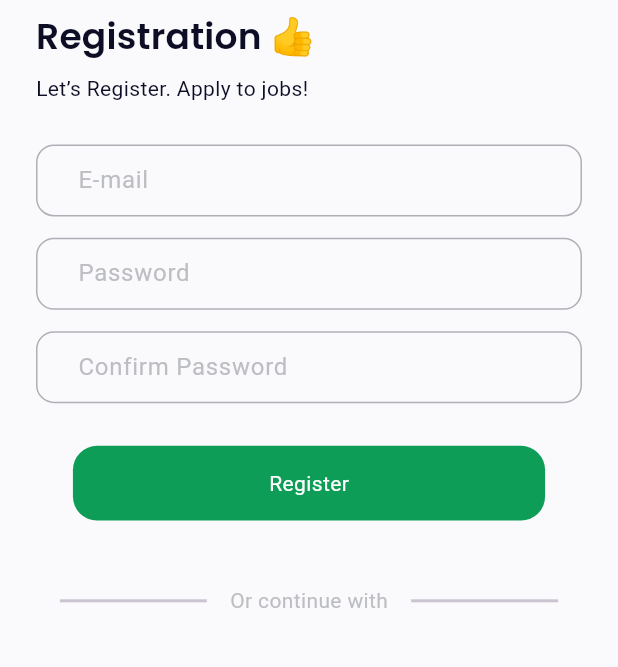
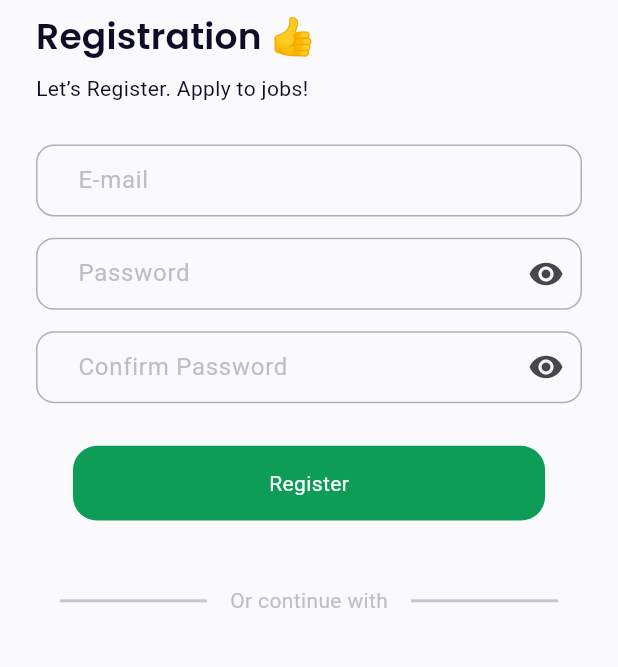
Before and after one commit to bek-n/OneWork, a Flutter app: the screen it shows after launch, on a phone screen of 412 x 824 dp, the part 69-736 px from its top. Run offline on Flutter 3.47's test engine with Material 2 defaults, Android fonts, the phone set to English and light mode, and no system bars; our stand-ins replace dio, flutter_screenutil, google_fonts, icons_plus, loading_animation_widget, shared_preferences and 1 more; missing offline and left inert: flutter_overboard.

Commit message:
modified customTexform field

```diff
--- a/lib/controller/auth_controller.dart
+++ b/lib/controller/auth_controller.dart
@@ -6,6 +6,7 @@ import '../view/domen/service/local_store.dart';
 class AuthController extends ChangeNotifier {
   String? wrongPassword;
   bool isLoading = false;
+  bool isVisibility = true;
 
   signUp({
     required String email,
@@ -44,4 +45,9 @@ class AuthController extends ChangeNotifier {
       onSuccess();
     }
   }
+
+  onChange() {
+    isVisibility = !isVisibility;
+    notifyListeners();
+  }
 }
--- a/lib/view/domen/components/custom_textfromfiled.dart
+++ b/lib/view/domen/components/custom_textfromfiled.dart
@@ -1,16 +1,18 @@
 import 'package:flutter/material.dart';
+import 'package:one_work/controller/auth_controller.dart';
+import 'package:one_work/view/style/style.dart';
+import 'package:provider/provider.dart';
 
 class CustomTextFrom extends StatelessWidget {
   final String hintext;
   final Widget? suffixicon;
   final Icon? perfixicon;
-   final TextEditingController? controller;
-
+  final TextEditingController? controller;
   final TextInputType keyboardType;
-
   final String? label;
-
   final ValueChanged<String>? onChange;
+  final String? obscuringCharacter;
+   final bool isObscure;
 
   const CustomTextFrom(
       {Key? key,
@@ -19,29 +21,41 @@ class CustomTextFrom extends StatelessWidget {
       this.suffixicon,
       this.label,
       this.onChange,
-      this.perfixicon,  this.controller})
+      this.perfixicon,
+      this.controller, this.obscuringCharacter, required this.isObscure})
       : super(key: key);
 
   @override
   Widget build(BuildContext context) {
     return TextFormField(
-
       validator: (value) {
         return '';
       },
       keyboardType: keyboardType,
+      obscureText:
+          isObscure ? (context.watch<AuthController>().isVisibility) : false,
       controller: controller,
       decoration: InputDecoration(
+         suffixIcon: suffixicon ??
+              (isObscure
+                  ? IconButton(
+                      onPressed: () {
+                        context.read<AuthController>().onChange();
+                      },
+                      icon: context.watch<AuthController>().isVisibility
+                          ? const Icon(Icons.visibility)
+                          : const Icon(Icons.visibility_off),
+                    )
+                  : const SizedBox.shrink()),
+        prefix: perfixicon,
+        suffix: suffixicon,
         label: Text('$label'),
         labelStyle: const TextStyle(color: Color(0xffBDBEC2)),
         hintText: hintext,
         contentPadding:
             const EdgeInsets.only(left: 24, right: 80, top: 12, bottom: 12),
         errorBorder: const OutlineInputBorder(
-          borderSide: BorderSide(color: Colors.white, width: 0.0),
-        ),
-        focusedErrorBorder: const OutlineInputBorder(
-          borderSide: BorderSide(color: Colors.blue, width: 0.0),
+          borderSide: BorderSide(color: Colors.red, width: 0.0),
         ),
         border: const OutlineInputBorder(
             borderSide: BorderSide(color: Color(0xffAFB0B6)),
@@ -50,7 +64,7 @@ class CustomTextFrom extends StatelessWidget {
             borderSide: BorderSide(color: Color(0xffAFB0B6)),
             borderRadius: BorderRadius.all(Radius.circular(12))),
         focusedBorder: const OutlineInputBorder(
-            borderSide: BorderSide(color: Color(0xffAFB0B6)),
+            borderSide: BorderSide(color: Style.primaryColor),
             borderRadius: BorderRadius.all(Radius.circular(12))),
       ),
     );
--- a/lib/view/pages/auth/Register_1.dart
+++ b/lib/view/pages/auth/Register_1.dart
@@ -65,18 +65,21 @@ class _RegisterPageState extends State<RegisterPage> {
                   controller: email,
                   hintext: '',
                   label: 'E-mail',
+                  isObscure: false,
                 ),
                 16.verticalSpace,
                 CustomTextFrom(
                   controller: password,
                   hintext: '',
                   label: 'Password',
+                  isObscure: true,
                 ),
                 16.verticalSpace,
                 CustomTextFrom(
                   controller: confirmPassword,
                   hintext: '',
                   label: 'Confirm Password',
+                  isObscure: true,
                 ),
                 context.watch<AuthController>().wrongPassword != null
                     ? Text(context.watch<AuthController>().wrongPassword ?? "")
@@ -96,8 +99,7 @@ class _RegisterPageState extends State<RegisterPage> {
                                       )));
                             });
                       },
-                    child: const AuthButton(text:  'Register')
-                  ),
+                      child: const AuthButton(text: 'Register')),
                 ),
                 32.verticalSpace,
                 Row(
--- a/lib/view/pages/auth/forget_password.dart
+++ b/lib/view/pages/auth/forget_password.dart
@@ -58,7 +58,7 @@ class _ForgetPasswordState extends State<ForgetPassword> {
               ),
               child: CustomTextFrom(
                 hintext: '',
-                label: 'E-mail',
+                label: 'E-mail', isObscure: false,
               ),
             ),
             const Spacer(),
--- a/lib/view/pages/auth/login_page.dart
+++ b/lib/view/pages/auth/login_page.dart
@@ -63,14 +63,14 @@ class _LoginPageState extends State<LoginPage> {
             padding: EdgeInsets.symmetric(horizontal: 24, vertical: 16),
             child: CustomTextFrom(
               hintext: '',
-              label: 'E-mail',
+              label: 'E-mail', isObscure: false,
             ),
           ),
           const Padding(
             padding: EdgeInsets.symmetric(horizontal: 24, vertical: 16),
             child: CustomTextFrom(
               hintext: '',
-              label: 'Password',
+              label: 'Password', isObscure: true,
             ),
           ),
           32.verticalSpace,
--- a/lib/view/pages/home/home_page.dart
+++ b/lib/view/pages/home/home_page.dart
@@ -59,7 +59,7 @@ class _HomePageState extends State<HomePage> {
                       child: CustomTextFrom(
                         controller: homeController,
                         label: 'Search a job or position',
-                        hintext: '',
+                        hintext: '', isObscure: false,
                       ),
                     ),
                     const Spacer(),
```
Lines whose indentation alone changed are shown as unchanged.
